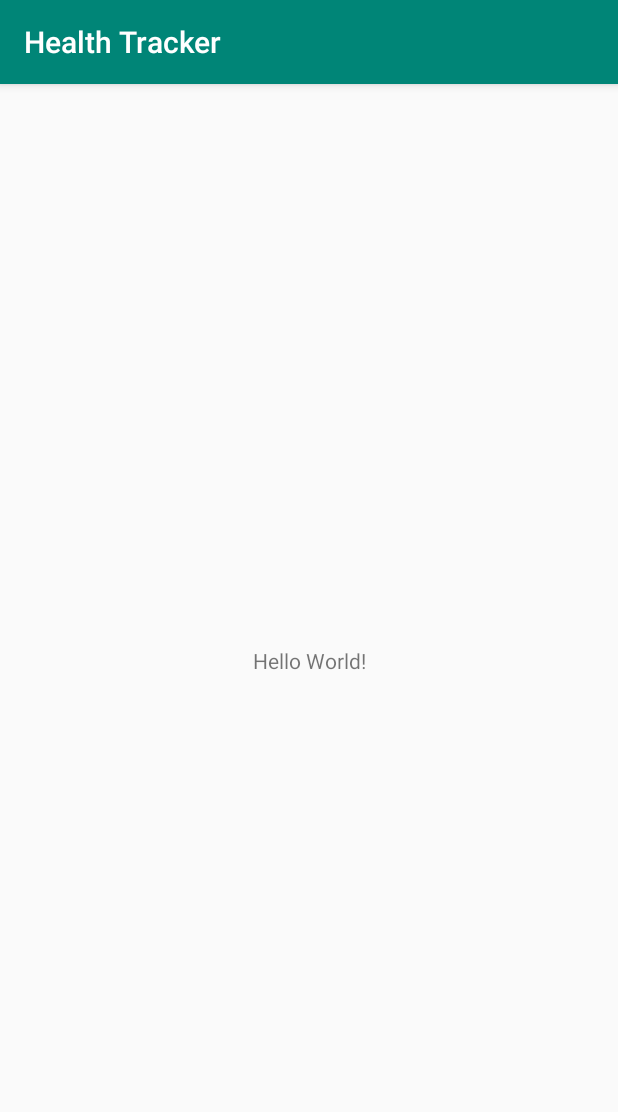
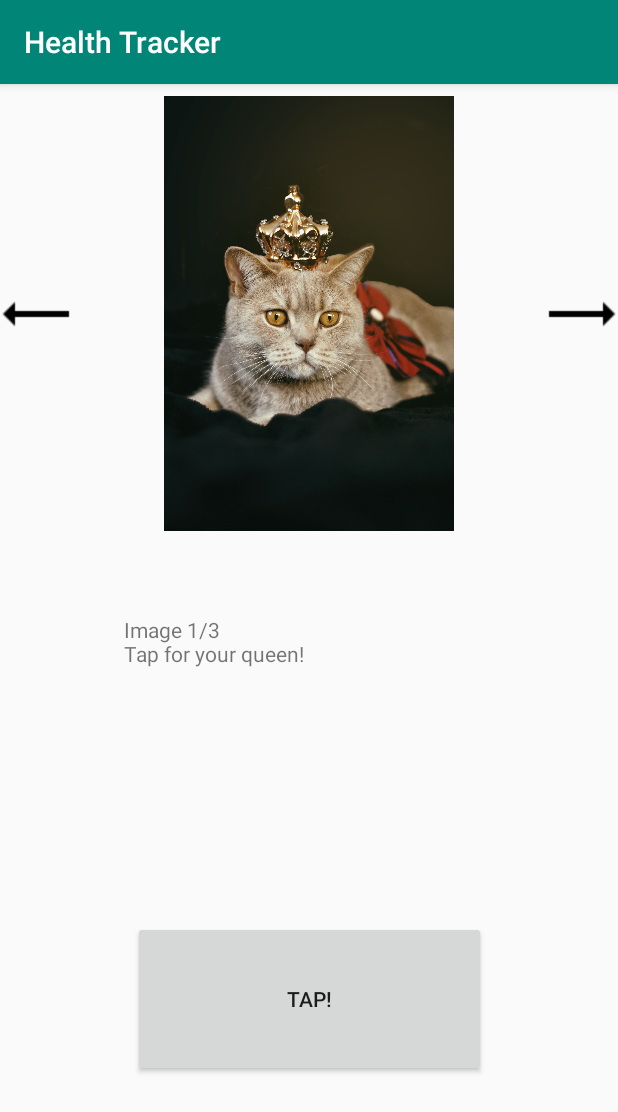
Before and after one commit to VorosDana/healthtracker, an Android app: the screen it shows after launch (MainActivity), on a phone screen of 412 x 824 dp. Shown: the top 1112 px of the screen. Run offline under Robolectric (Android 15) with nearby library versions, the phone set to English and light mode, and no system bars.

Commit message:
Initial buildout completed, tapping works and so does the image carousel

```diff
--- a/app/src/main/java/com/example/healthtracker/MainActivity.java
+++ b/app/src/main/java/com/example/healthtracker/MainActivity.java
@@ -3,12 +3,100 @@ package com.example.healthtracker;
 import androidx.appcompat.app.AppCompatActivity;
 
 import android.os.Bundle;
+import android.view.View;
+import android.widget.Button;
+import android.widget.ImageView;
+import android.widget.TextView;
 
 public class MainActivity extends AppCompatActivity {
+
+    private int taps;
+    private Carousel images;
+    private Button tapButton;
 
     @Override
     protected void onCreate(Bundle savedInstanceState) {
         super.onCreate(savedInstanceState);
         setContentView(R.layout.activity_main);
+        tapButton = findViewById(R.id.button_tap);
+        taps = 0;
+
+        images = new Carousel();
+        images.add(R.drawable.royal_cat, "Tap for your queen!");
+        images.add(R.drawable.shadowy_cat, "The cat watches. The cat approves of your tapping.");
+        images.add(R.drawable.sleepy_cat, "The cat sleeps now. You sleep after you tap!");
+    }
+
+
+
+    public void leftButtonHandler(View in) {
+        images.prev();
+    }
+
+    public void rightButtonHandler(View in) {
+        images.next();
+    }
+
+    public void tapHandler(View in) {
+        taps++;
+        tapButton.setText(taps + " taps! Keep going!");
+    }
+
+    private class Carousel{
+        private Node current;
+        private Node head;
+        private Node tail;
+        ImageView display = findViewById(R.id.image_carousel);
+        TextView captionHolder = findViewById(R.id.caption_holder);
+
+        public void add(int imageId, String caption) {
+            if(tail == null){
+                tail = new Node();
+                tail.imageId = imageId;
+                tail.index = 1;
+                tail.caption = caption;
+                head = tail;
+                tail.next = tail;
+                tail.prev = tail;
+                current = tail;
+                show();
+                return;
+            }
+
+            Node node = new Node();
+            node.caption = caption;
+            node.prev = tail;
+            tail.next = node;
+            node.imageId = imageId;
+            node.index = tail.index + 1;
+            tail = node;
+            tail.next = head;
+            head.prev = tail;
+            show();
+        }
+
+        public void next() {
+            current = current.next;
+            show();
+        }
+
+        public void prev() {
+            current = current.prev;
+            show();
+        }
+
+        private void show(){
+            display.setImageResource(current.imageId);
+            captionHolder.setText("Image " + current.index + "/" +tail.index + "\n" +
+                                        current.caption);
+        }
+    }
+
+    private class Node {
+        Node next;
+        Node prev;
+        int index;
+        int imageId;
+        String caption;
     }
 }
--- a/app/src/main/res/layout/activity_main.xml
+++ b/app/src/main/res/layout/activity_main.xml
@@ -7,12 +7,60 @@
     tools:context=".MainActivity">
 
     <TextView
+        android:id="@+id/caption_holder"
+        android:layout_width="247dp"
+        android:layout_height="81dp"
+        android:layout_marginTop="56dp"
+        android:text="Image X/Y"
+        app:layout_constraintLeft_toLeftOf="parent"
+        app:layout_constraintRight_toRightOf="parent"
+        app:layout_constraintTop_toBottomOf="@+id/image_carousel" />
+
+    <Button
+        android:id="@+id/button_tap"
+        android:layout_width="235dp"
+        android:layout_height="104dp"
+        android:layout_marginStart="8dp"
+        android:layout_marginTop="24dp"
+        android:layout_marginEnd="8dp"
+        android:layout_marginBottom="8dp"
+        android:onClick="tapHandler"
+        android:text="TAP!"
+        app:layout_constraintBottom_toBottomOf="parent"
+        app:layout_constraintEnd_toEndOf="parent"
+        app:layout_constraintStart_toStartOf="parent"
+        app:layout_constraintTop_toBottomOf="@+id/caption_holder" />
+
+    <ImageView
+        android:id="@+id/image_carousel"
+        android:layout_width="wrap_content"
+        android:layout_height="290dp"
+        android:layout_marginTop="8dp"
+        app:layout_constraintEnd_toEndOf="parent"
+        app:layout_constraintHorizontal_bias="0.0"
+        app:layout_constraintStart_toStartOf="parent"
+        app:layout_constraintTop_toTopOf="parent"
+        app:srcCompat="@drawable/sleepy_cat" />
+
+    <ImageButton
+        android:id="@+id/button_left"
         android:layout_width="wrap_content"
         android:layout_height="wrap_content"
-        android:text="Hello World!"
-        app:layout_constraintBottom_toBottomOf="parent"
-        app:layout_constraintLeft_toLeftOf="parent"
-        app:layout_constraintRight_toRightOf="parent"
-        app:layout_constraintTop_toTopOf="parent" />
+        android:background="@android:color/transparent"
+        app:layout_constraintBottom_toBottomOf="@+id/image_carousel"
+        app:layout_constraintStart_toStartOf="parent"
+        app:layout_constraintTop_toTopOf="@+id/image_carousel"
+        app:srcCompat="@drawable/icons8_long_arrow_left_48" />
+
+    <ImageButton
+        android:id="@+id/button_right"
+        android:layout_width="wrap_content"
+        android:layout_height="wrap_content"
+        android:background="@android:color/transparent"
+        android:onClick="rightButtonHandler"
+        app:layout_constraintBottom_toBottomOf="@+id/image_carousel"
+        app:layout_constraintEnd_toEndOf="parent"
+        app:layout_constraintTop_toTopOf="@+id/image_carousel"
+        app:srcCompat="@drawable/icons8_right_arrow_48" />
 
 </androidx.constraintlayout.widget.ConstraintLayout>
```
Also changed, not shown: app/src/main/res/drawable/icons8_long_arrow_left_48.png (added), app/src/main/res/drawable/icons8_right_arrow_48.png (added), app/src/main/res/drawable/royal_cat.jpg (added), app/src/main/res/drawable/shadowy_cat.jpeg (added), app/src/main/res/drawable/sleepy_cat.jpg (added).
